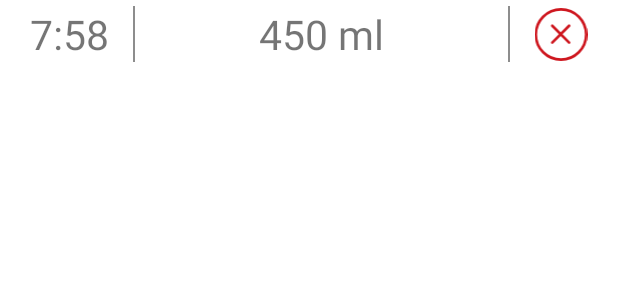
After one commit to DezignaR/WaterApp, an Android app: the layout item_history_fragment.xml on its own in the app's theme, with its tools: preview values and no code run, on a phone screen of 412 x 824 dp. The commit adds this screen. Shown: the top 300 px of the screen. Run offline under Robolectric (Android 15) with nearby library versions, the phone set to English and light mode, and no system bars.

Commit message:
L-03 Верстка фрагмента История
Сверстал history_fragment.xml
Подключил HistoryFragment.kt
создал HistoryFragmentAdapter.kt
Прописал логику вывода данных в ресайклвью

```diff
--- a/app/src/main/java/com/example/waterapp/Screens.kt
+++ b/app/src/main/java/com/example/waterapp/Screens.kt
@@ -1,6 +1,7 @@
 package com.example.waterapp
 
 import androidx.fragment.app.Fragment
+import com.example.waterapp.data.WaterData
 import ru.terrakok.cicerone.android.support.SupportAppScreen
 
 object Screens {
@@ -8,7 +9,7 @@ object Screens {
         override fun getFragment(): Fragment? = GeneralFragment()
     }
 
-    object HistoryScreen : SupportAppScreen() {
+    data class HistoryScreen(val getAllDb: () -> List<WaterData>) : SupportAppScreen() {
         override fun getFragment(): Fragment? = HistoryFragment()
     }
 }
--- /dev/null
+++ b/app/src/main/res/drawable/ic_delete.xml
@@ -0,0 +1,17 @@
+<vector xmlns:android="http://schemas.android.com/apk/res/android"
+    android:width="20dp"
+    android:height="20dp"
+    android:viewportWidth="20"
+    android:viewportHeight="20">
+  <path
+      android:strokeWidth="1"
+      android:pathData="M10,10m-9.5,0a9.5,9.5 0,1 1,19 0a9.5,9.5 0,1 1,-19 0"
+      android:fillColor="#00000000"
+      android:strokeColor="#CE171F"/>
+  <path
+      android:pathData="M6.3536,6.3535L6.3536,6.3535A0.5,0.5 132.4788,0 1,7.0607 6.3535L13.4246,12.7174A0.5,0.5 119.0546,0 1,13.4246 13.4245L13.4246,13.4245A0.5,0.5 119.0546,0 1,12.7175 13.4245L6.3536,7.0606A0.5,0.5 132.4788,0 1,6.3536 6.3535z"
+      android:fillColor="#CE171F"/>
+  <path
+      android:pathData="M13.4247,6.3535L13.4247,6.3535A0.5,0.5 0,0 0,12.7176 6.3535L6.3537,12.7174A0.5,0.5 0,0 0,6.3537 13.4245L6.3537,13.4245A0.5,0.5 0,0 0,7.0608 13.4245L13.4247,7.0606A0.5,0.5 0,0 0,13.4247 6.3535z"
+      android:fillColor="#CE171F"/>
+</vector>
--- /dev/null
+++ b/app/src/main/res/layout/item_history_fragment.xml
@@ -0,0 +1,62 @@
+<?xml version="1.0" encoding="utf-8"?>
+<androidx.constraintlayout.widget.ConstraintLayout xmlns:android="http://schemas.android.com/apk/res/android"
+    xmlns:app="http://schemas.android.com/apk/res-auto"
+    xmlns:tools="http://schemas.android.com/tools"
+    android:layout_width="match_parent"
+    android:layout_height="wrap_content"
+    android:padding="@dimen/space_little">
+
+    <TextView
+        android:id="@+id/tvTime"
+        android:layout_width="wrap_content"
+        android:layout_height="wrap_content"
+        android:layout_marginStart="@dimen/space_medium"
+        android:textSize="@dimen/font_size_large"
+        app:layout_constraintBottom_toBottomOf="parent"
+        app:layout_constraintStart_toStartOf="parent"
+        app:layout_constraintTop_toTopOf="parent"
+        tools:text="7:58" />
+
+    <View
+        android:id="@+id/delimiter1"
+        android:layout_width="@dimen/delimiter_height"
+        android:layout_height="@dimen/match_constraint"
+        android:layout_marginStart="@dimen/space_medium"
+        android:background="@color/grey"
+        app:layout_constraintBottom_toBottomOf="parent"
+        app:layout_constraintStart_toEndOf="@id/tvTime"
+        app:layout_constraintTop_toTopOf="parent" />
+
+    <TextView
+        android:id="@+id/tvVolume"
+        android:layout_width="wrap_content"
+        android:layout_height="wrap_content"
+        android:textSize="@dimen/font_size_large"
+        app:layout_constraintBottom_toBottomOf="@+id/tvTime"
+        app:layout_constraintEnd_toStartOf="@+id/delimiter2"
+        app:layout_constraintStart_toEndOf="@+id/delimiter1"
+        app:layout_constraintTop_toTopOf="@+id/tvTime"
+        tools:text="450 ml" />
+
+    <View
+        android:id="@+id/delimiter2"
+        android:layout_width="@dimen/delimiter_height"
+        android:layout_height="@dimen/match_constraint"
+        android:layout_marginEnd="@dimen/space_medium"
+        android:background="@color/grey"
+        app:layout_constraintBottom_toBottomOf="parent"
+        app:layout_constraintEnd_toStartOf="@id/ivDelete"
+        app:layout_constraintTop_toTopOf="parent" />
+
+    <ImageView
+        android:id="@+id/ivDelete"
+        android:layout_width="36dp"
+        android:layout_height="35dp"
+        android:layout_marginEnd="@dimen/space_medium"
+        android:scaleType="fitCenter"
+        app:layout_constraintBottom_toBottomOf="@+id/tvVolume"
+        app:layout_constraintEnd_toEndOf="parent"
+        app:layout_constraintTop_toTopOf="@+id/tvVolume"
+        app:srcCompat="@drawable/ic_delete" />
+
+</androidx.constraintlayout.widget.ConstraintLayout>
--- a/app/src/main/res/values/dimen.xml
+++ b/app/src/main/res/values/dimen.xml
@@ -2,7 +2,9 @@
 <resources>
     <dimen name="match_constraint">0dp</dimen>
     <dimen name="delimiter_height">1dp</dimen>
+    <dimen name="toolbar_height">64dp</dimen>
 
+    <dimen name="space_little">4dp</dimen>
     <dimen name="space_small">12dp</dimen>
     <dimen name="space_medium">16dp</dimen>
     <dimen name="space_large">24dp</dimen>
```
Also changed, not shown: app/src/main/java/com/example/waterapp/AppSettings.kt (+11 -0 lines), app/src/main/java/com/example/waterapp/ChangeVolumeFragment.kt (renamed from app/src/main/java/com/example/waterapp/ChangeDialogFragment.kt, +8 -10 lines), app/src/main/java/com/example/waterapp/GeneralFragment.kt (+9 -2 lines), app/src/main/java/com/example/waterapp/HistoryFragment.kt (+41 -1 lines), app/src/main/java/com/example/waterapp/HistoryFragmentAdapter.kt (added, +47 -0 lines), app/src/main/java/com/example/waterapp/data/WaterData.kt (+3 -5 lines), app/src/main/res/drawable/ic_back.xml (added, +9 -0 lines), app/src/main/res/layout/history_fragment.xml (+23 -1 lines), app/src/main/res/drawable/ic_launcher_foreground.xml (renamed from app/src/main/res/drawable-v24/ic_launcher_foreground.xml), app/src/main/res/drawable/water.png (renamed from app/src/main/res/drawable-v24/water.png), 1 other file.
